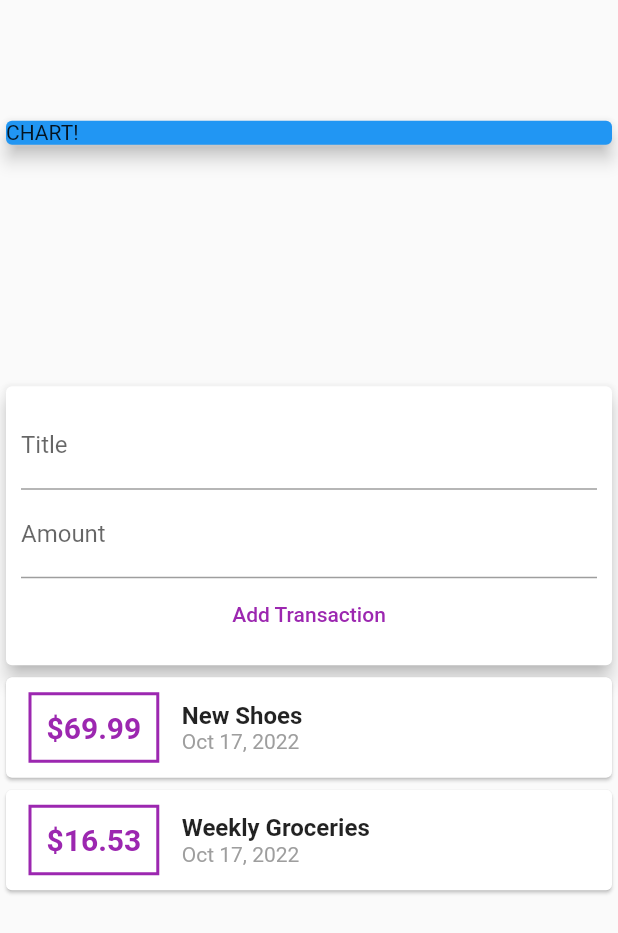
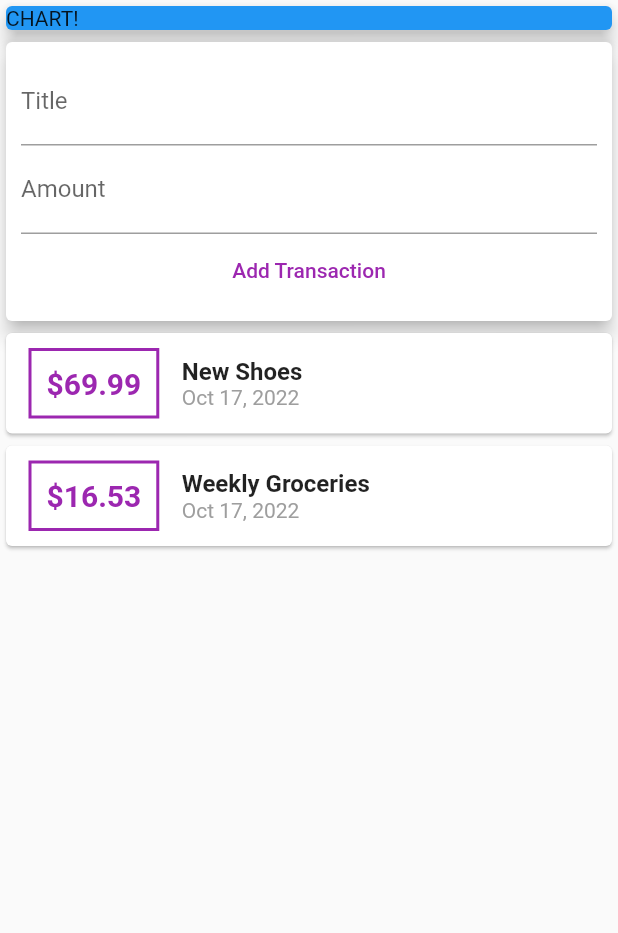
Before and after one commit to najmulmyself/FinancialApp, a Flutter app: the screen it shows after launch, on a phone screen of 412 x 824 dp. Shown: the top 933 px of the screen. Run offline on Flutter 3.47's test engine with Material 2 defaults, Android fonts, the phone set to English and light mode, and no system bars.

Commit message:
fixed with expanded

```diff
--- a/lib/widget/transaction_list.dart
+++ b/lib/widget/transaction_list.dart
@@ -10,8 +10,7 @@ class TransactionList extends StatelessWidget {
 
   @override
   Widget build(BuildContext context) {
-    return Container(
-      height: 300,
+    return Expanded(
       child: ListView.builder(
         itemBuilder: (context, index) {
           return Card(
--- a/lib/widget/user_transaction.dart
+++ b/lib/widget/user_transaction.dart
@@ -5,6 +5,8 @@ import 'package:flutter/material.dart';
 import '../models/transaction.dart';
 
 class UserTransaction extends StatefulWidget {
+  const UserTransaction({Key? key}) : super(key: key);
+
   @override
   State<UserTransaction> createState() => _UserTransactionState();
 }
@@ -39,11 +41,13 @@ class _UserTransactionState extends State<UserTransaction> {
 
   @override
   Widget build(BuildContext context) {
-    return Column(
-      children: [
-        NewTransaction(addNewTransaction),
-        TransactionList(_userTransaction),
-      ],
+    return Expanded(
+      child: Column(
+        children: [
+          NewTransaction(addNewTransaction),
+          TransactionList(_userTransaction),
+        ],
+      ),
     );
   }
 }
```
